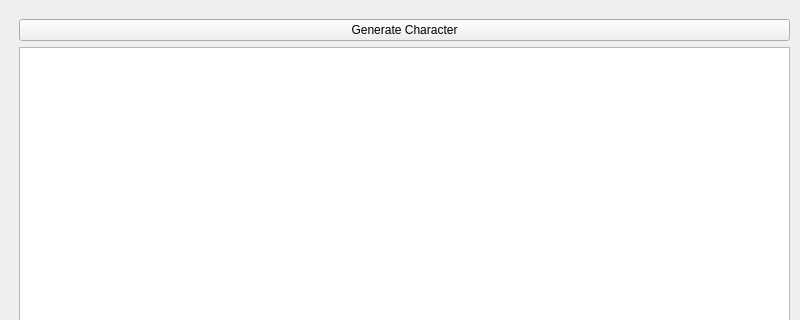
This is mainwindow.ui in obenkenobi/Elder-Scrolls-Character-Generator as Qt 5 draws it before an edit; both pictures show x 0 to 800 and y 0 to 320 of the 800 by 600 pixel window. The edited form follows.
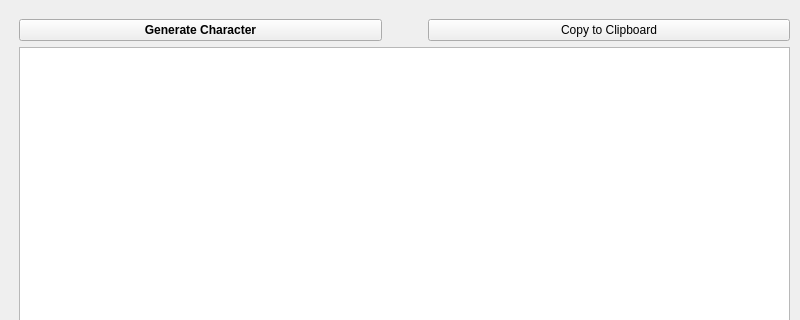
This is the edited form.

Commit message: Display in table with copy to clipboard option

```diff
--- a/mainwindow.ui
+++ b/mainwindow.ui
@@ -25,11 +25,49 @@
     </property>
     <layout class="QVBoxLayout" name="verticalLayout">
      <item>
-      <widget class="QPushButton" name="generateCharacterButton">
-       <property name="text">
-        <string>Generate Character</string>
-       </property>
-      </widget>
+      <layout class="QHBoxLayout" name="horizontalLayout">
+       <item>
+        <widget class="QPushButton" name="generateCharacterButton">
+         <property name="minimumSize">
+          <size>
+           <width>136</width>
+           <height>0</height>
+          </size>
+         </property>
+         <property name="font">
+          <font>
+           <bold>true</bold>
+          </font>
+         </property>
+         <property name="text">
+          <string>Generate Character</string>
+         </property>
+        </widget>
+       </item>
+       <item>
+        <spacer name="horizontalSpacer">
+         <property name="orientation">
+          <enum>Qt::Horizontal</enum>
+         </property>
+         <property name="sizeType">
+          <enum>QSizePolicy::Fixed</enum>
+         </property>
+         <property name="sizeHint" stdset="0">
+          <size>
+           <width>40</width>
+           <height>20</height>
+          </size>
+         </property>
+        </spacer>
+       </item>
+       <item>
+        <widget class="QPushButton" name="copyButton">
+         <property name="text">
+          <string>Copy to Clipboard</string>
+         </property>
+        </widget>
+       </item>
+      </layout>
      </item>
      <item>
       <widget class="QTextBrowser" name="characterSheetTextBrowser"/>
```
Left out of the diff: 9 changed lines with no effect on the pictures. The commit also changes 8 other files.
